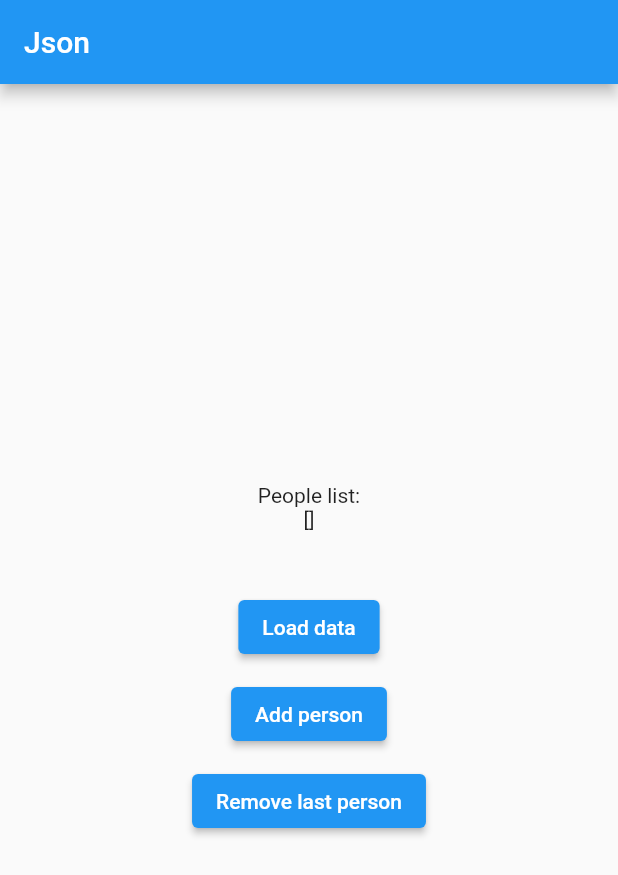
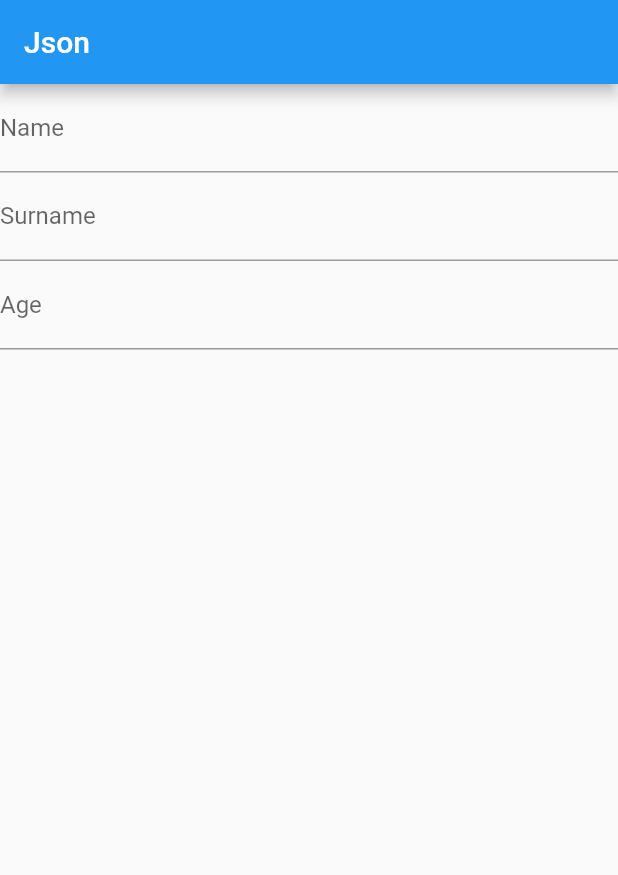
Before and after one commit to kiriruru/flutter_json, a Flutter app: the screen it shows after launch, on a phone screen of 412 x 824 dp. Shown: the top 875 px of the screen. Run offline on Flutter 3.47's test engine with Material 2 defaults, Android fonts, the phone set to English and light mode, and no system bars.

Commit message:
create inputs

```diff
--- a/assets/example.json
+++ b/assets/example.json
@@ -1 +1 @@
-[{"name":"Ali","surname":"Begov","age":25},{"name":"Alimardon","surname":"b","age":6},{"name":"Ekarfe","surname":"Duno","age":4},{"name":"Anton","surname":"Krasnih","age":31},{"name":"Anton","surname":"Krasnih","age":31}]
+[{"name":"Ali","surname":"Begov","age":25},{"name":"Alimardon","surname":"b","age":6},{"name":"Ekarfe","surname":"Duno","age":4}]
--- a/lib/main.dart
+++ b/lib/main.dart
@@ -31,10 +31,24 @@ class MyHomePage extends StatefulWidget {
 }
 
 class _MyHomePageState extends State<MyHomePage> {
+  String initialJsonData =
+      '[{"name":"Ali","surname":"Begov","age":25},{"name":"Alimardon","surname":"b","age":6},{"name":"Ekarfe","surname":"Duno","age":4}]';
+
   List _items = [];
   final File file = File('assets/example.json');
 
   Person personOne = Person(name: "Anton", surname: "Krasnih", age: 31);
+
+  Future<void> resetJsonData() async {
+    final list = jsonDecode(initialJsonData);
+    list
+        .map((dynamic e) => Person.fromJson(e as Map<String, dynamic>))
+        .toList();
+
+    setState(() => _items = list);
+    final jsonDataUpdated = jsonEncode(_items);
+    await file.writeAsString(jsonDataUpdated);
+  }
 
   Future<void> readJsonData() async {
     final String jsonData = await file.readAsString();
@@ -55,7 +69,8 @@ class _MyHomePageState extends State<MyHomePage> {
   }
 
   Future<void> removeLastJsonData() async {
-    setState(() => _items.removeLast());
+    setState(() => {if (_items.length > 0) _items.removeLast()});
+
     final jsonDataUpdated = jsonEncode(_items);
     await file.writeAsString(jsonDataUpdated);
   }
@@ -63,37 +78,88 @@ class _MyHomePageState extends State<MyHomePage> {
   @override
   Widget build(BuildContext context) {
     return Scaffold(
-      appBar: AppBar(
-        title: Text("Json"),
-      ),
-      body: Center(
-        child: Column(
-          mainAxisAlignment: MainAxisAlignment.center,
+        appBar: AppBar(
+          title: Text("Json"),
+        ),
+        body: Column(
           children: <Widget>[
-            const Text(
-              'People list:',
+            Form(
+              child: TextFormField(
+                controller: TextEditingController(),
+                decoration: const InputDecoration(
+                  labelText: 'Name',
+                ),
+                validator: (value) => value == null ? 'Name is required' : null,
+              ),
             ),
-            Text(
-              '$_items',
+            Form(
+              child: TextFormField(
+                controller: TextEditingController(),
+                decoration: const InputDecoration(
+                  labelText: 'Surname',
+                ),
+                validator: (value) =>
+                    value == null ? 'Surname is required' : null,
+              ),
             ),
-            SizedBox(height: 40),
-            ElevatedButton(
-              onPressed: () => readJsonData(),
-              child: Text("Load data"),
+            Form(
+              child: TextFormField(
+                controller: TextEditingController(),
+                decoration: const InputDecoration(
+                  labelText: 'Age',
+                ),
+                validator: (value) => value == null ? 'Age is required' : null,
+              ),
             ),
-            SizedBox(height: 10),
-            ElevatedButton(
-              onPressed: () => addJsonData(personOne),
-              child: Text("Add person"),
+            Expanded(
+              child: ListView.builder(
+                itemCount: _items.length,
+                itemBuilder: (context, index) {
+                  return ListTile(
+                    title: Text("List of people"),
+                    trailing: Row(
+                      mainAxisSize: MainAxisSize.min,
+                      children: <Widget>[],
+                    ),
+                  );
+                },
+              ),
             ),
-            SizedBox(height: 10),
-            ElevatedButton(
-              onPressed: () => removeLastJsonData(),
-              child: Text("Remove last person"),
-            )
           ],
-        ),
-      ),
-    );
+        ));
   }
 }
+
+// body: Center(
+//         child: Column(
+//           mainAxisAlignment: MainAxisAlignment.center,
+//           children: <Widget>[
+//             const Text(
+//               'People list:',
+//             ),
+//             Text(
+//               '$_items',
+//             ),
+//             SizedBox(height: 40),
+//             ElevatedButton(
+//               onPressed: () => resetJsonData(),
+//               child: Text("Reset data"),
+//             ),
+//             SizedBox(height: 10),
+//             ElevatedButton(
+//               onPressed: () => readJsonData(),
+//               child: Text("Load data"),
+//             ),
+//             SizedBox(height: 10),
+//             ElevatedButton(
+//               onPressed: () => addJsonData(personOne),
+//               child: Text("Add person"),
+//             ),
+//             SizedBox(height: 10),
+//             ElevatedButton(
+//               onPressed: () => removeLastJsonData(),
+//               child: Text("Remove last person"),
+//             )
+//           ],
+//         ),
+//       ),
```
